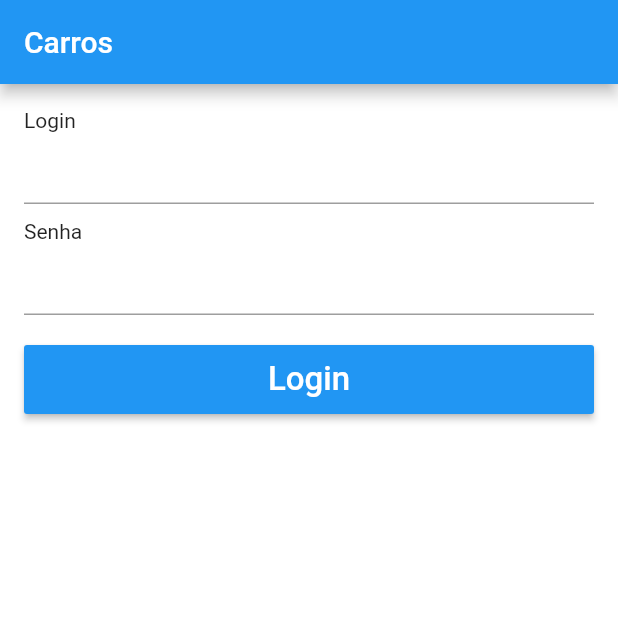
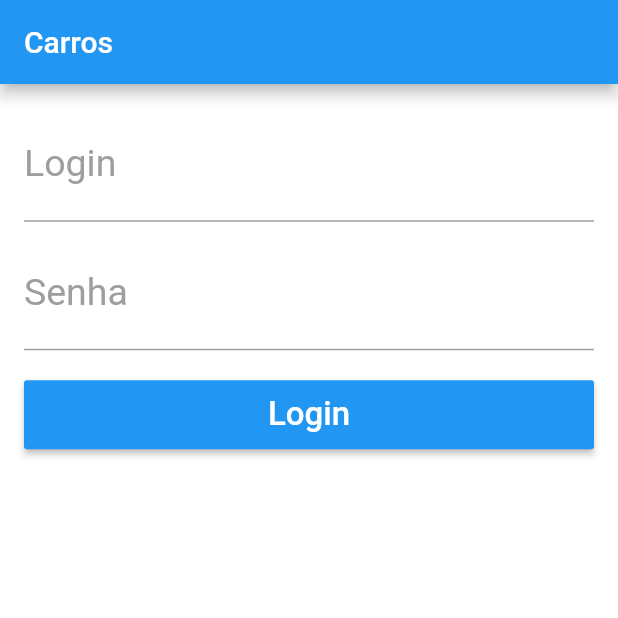
Before and after one commit to milenevi/FlutteBase, a Flutter app: the screen it shows after launch, on a phone screen of 412 x 824 dp, the top half of it. Run offline on Flutter 3.47's test engine with Material 2 defaults, Android fonts, the phone set to English and light mode, and no system bars.

Commit message:
refatorando tela de loginPage

```diff
--- a/flutter_app_base/lib/pages/login_page.dart
+++ b/flutter_app_base/lib/pages/login_page.dart
@@ -17,27 +17,51 @@ class LoginPage extends StatelessWidget {
       padding: EdgeInsets.all(16),
       child: ListView(
         children: <Widget>[
-          Text("Login"),
-          TextFormField(),
-          SizedBox(height: 10,),
-          Text("Senha"),
-          TextFormField(
-            obscureText: true,
+          _text("Login", "Digite seu login"),
+          SizedBox(
+            height: 10,
           ),
-          SizedBox(height: 20,),
-          Container(
+          _text("Senha", "Digite sua senha", password: true),
+          SizedBox(
+            height: 20,
+          ),
+          _button("Login"),
+        ],
+      ),
+    );
+  }
+
+  _button(String text) {
+    return Container(
       height: 46,
       child: RaisedButton(
         color: Colors.blue,
         child: Text(
-                "Login",
+          text,
           style: TextStyle(color: Colors.white, fontSize: 22),
         ),
         onPressed: () {},
       ),
+    );
+  }
+
+  _text(String label, String hint, {bool password = false}) {
+    return TextFormField(
+      obscureText: password,
+      style: TextStyle(
+        fontSize: 25,
+        color: Colors.blue,
       ),
-        ],
+      decoration: InputDecoration(
+          labelText: label,
+          labelStyle: TextStyle(
+            fontSize: 25,
+            color: Colors.grey,
           ),
+          hintText: hint,
+          hintStyle: TextStyle(
+            fontSize: 16,
+          )),
     );
   }
 }
```
Lines whose indentation alone changed are shown as unchanged.
